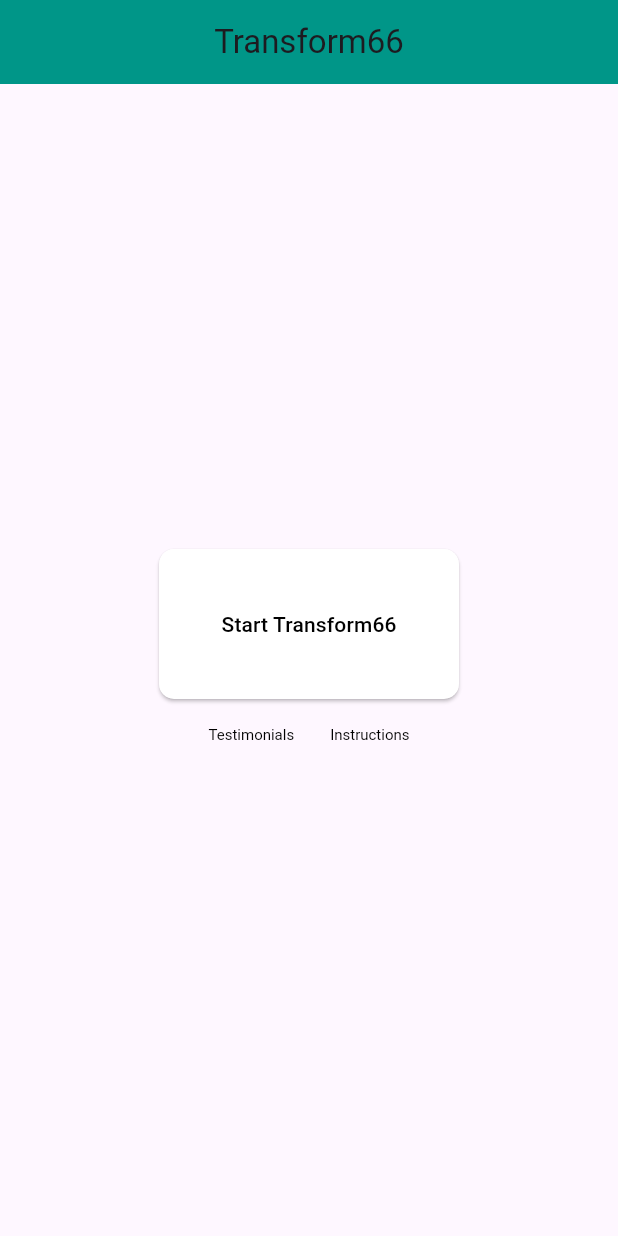
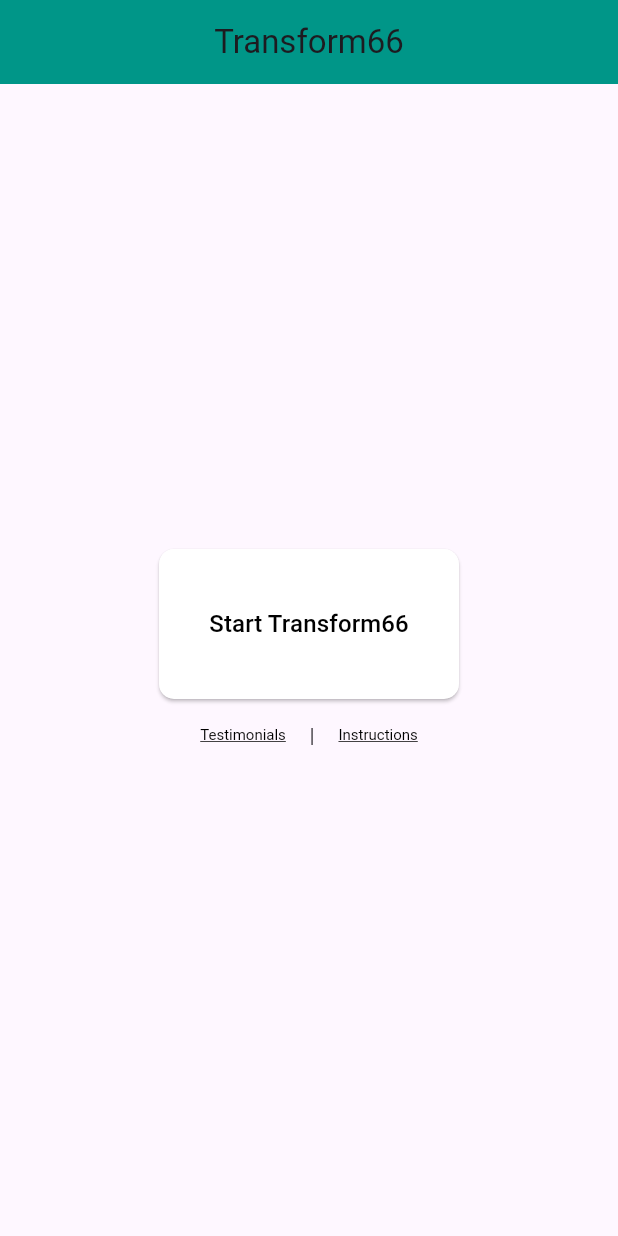
Before and after one commit to AugustanaCSC490Spring2024/Osprey, a Flutter app: the StartedPage screen opened directly, on a phone screen of 412 x 824 dp. Run offline on Flutter 3.47's test engine with Material 3 defaults, Android fonts, the phone set to English and light mode, and no system bars; our stand-ins replace firebase_auth, firebase_core; accounts and stored records are empty.

Commit message:
First page made but need to connect and clean

```diff
--- a/transform66/lib/pages/new_users_page.dart
+++ b/transform66/lib/pages/new_users_page.dart
@@ -29,8 +29,8 @@ class StartedPage extends StatelessWidget {
           crossAxisAlignment: CrossAxisAlignment.center,
           children: [
             SizedBox(
-              width: 200, // Adjust width according to your preference
-              height: 100, // Adjust height according to your preference
+              width: 200,
+              height: 100,
               child: ElevatedButton(
                 onPressed: () {},
                 style: ElevatedButton.styleFrom(
@@ -41,7 +41,7 @@ class StartedPage extends StatelessWidget {
                 ),
               child: const Text(
                 'Start Transform66',
-                style: TextStyle(color: Colors.black), // Change color to black
+                style: TextStyle(color: Colors.black, fontSize: 16), // Change color to black
             ),
             ),
             ),
@@ -59,9 +59,10 @@ class StartedPage extends StatelessWidget {
                   ),
                   child: const Text(
                     'Testimonials',
-                    style: TextStyle(color: Colors.black), // Change color to black
+                    style: TextStyle(color: Colors.black, decoration: TextDecoration.underline), // Change color to black
                   ),
                 ),
+                const Text(' | '),
                 TextButton(
                   onPressed: () {
                   },
@@ -74,7 +75,7 @@ class StartedPage extends StatelessWidget {
                   ),
                   child: const Text(
                     'Instructions',
-                    style: TextStyle(color: Colors.black), // Change color to black
+                    style: TextStyle(color: Colors.black, decoration: TextDecoration.underline), // Change color to black
                   ),
                 ),
               ],
```
